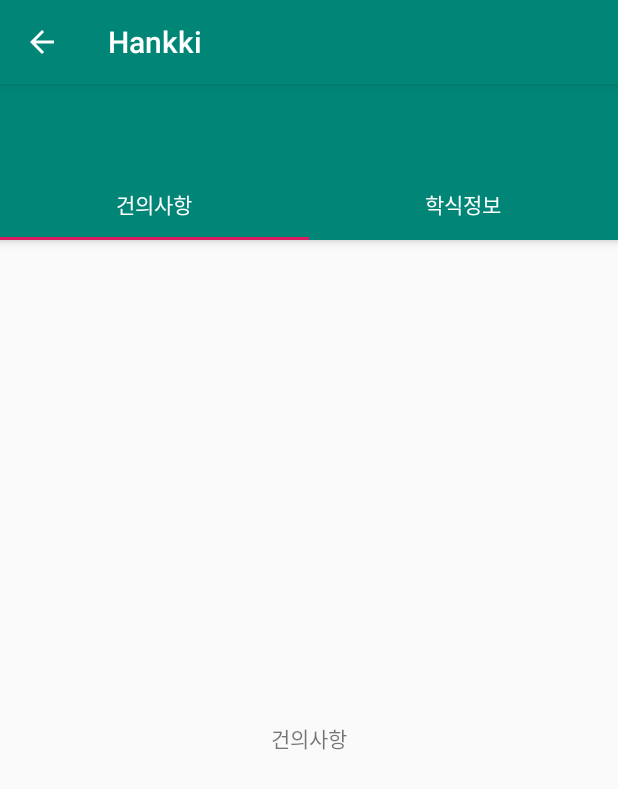
After one commit to juzero98/Hankki, an Android app: the CommunityActivity screen opened directly, with no data from a screen before it, on a phone screen of 412 x 824 dp. The commit adds this screen. Shown: the top 789 px of the screen. Run offline under Robolectric (Android 15) with nearby library versions, the phone set to English and light mode, and no system bars; 1 statement that could not run was skipped.

Commit message:
CommunityActivity CommunityFirstFragment CommunitySecondFragment MainActivity MenuActivity MyPagerAdapter SelectActivity activity_community fragment_community_firstfragment fragment_community_secondfragment colors styles AndroidManifes build.gradle

```diff
--- a/app/build.gradle
+++ b/app/build.gradle
@@ -36,8 +36,11 @@ dependencies {
     androidTestImplementation 'androidx.test.ext:junit:1.1.1'
     androidTestImplementation 'androidx.test.espresso:espresso-core:3.2.0'
     implementation 'com.google.firebase:firebase-analytics:17.2.0'
-    implementation 'com.android.support:multidex:1.0.3'
+    implementation 'androidx.multidex:multidex:2.0.0'
     implementation 'com.google.firebase:firebase-core:17.0.0'
+
+    implementation 'com.google.android.material:material:1.0.0'
+
 
 }
 
--- a/app/src/main/AndroidManifest.xml
+++ b/app/src/main/AndroidManifest.xml
@@ -16,9 +16,15 @@
                 <category android:name="android.intent.category.LAUNCHER" />
             </intent-filter>
         </activity>
+
         <activity android:name=".LoginActivity" android:parentActivityName=".MainActivity"/>
         <activity android:name=".JoinActivity" android:parentActivityName=".MainActivity"/>
-        <activity android:name=".SelectActivity" android:parentActivityName=".MainActivity"/>
+
+        <activity android:name=".SelectActivity"/>
+
+        <activity android:name=".MenuActivity" android:parentActivityName = ".SelectActivity"/>
+
+        <activity android:name=".CommunityActivity" android:parentActivityName = ".SelectActivity"/>
     </application>
 
 </manifest>
--- /dev/null
+++ b/app/src/main/java/com/example/hankki/CommunityActivity.kt
@@ -0,0 +1,24 @@
+package com.example.hankki
+
+import android.os.Bundle
+import androidx.appcompat.app.AppCompatActivity
+import kotlinx.android.synthetic.main.activity_community.*
+
+
+class CommunityActivity : AppCompatActivity()  {
+
+    override fun onCreate(savedInstanceState: Bundle?) {
+        super.onCreate(savedInstanceState)
+        setContentView(R.layout.activity_community)
+
+        setSupportActionBar(toolbar)
+
+        val adapter = MyPagerAdapter(supportFragmentManager)
+        adapter.addFragment(CommunityFirstFragment(), "건의사항")
+        adapter.addFragment(CommunitySecondFragment(), "학식정보")
+        viewPager.adapter = adapter
+        tabs.setupWithViewPager(viewPager)
+    }
+
+
+}
--- /dev/null
+++ b/app/src/main/java/com/example/hankki/CommunityFirstFragment.kt
@@ -0,0 +1,12 @@
+package com.example.hankki
+
+import android.os.Bundle
+import android.view.LayoutInflater
+import android.view.ViewGroup
+import androidx.fragment.app.Fragment
+
+class CommunityFirstFragment : Fragment() {
+    override fun onCreateView(inflater: LayoutInflater, container: ViewGroup?, savedInstanceState: Bundle?) =
+        inflater.inflate(R.layout.fragment_commnunity_firstfragment, container, false)!!
+
+}
--- /dev/null
+++ b/app/src/main/java/com/example/hankki/CommunitySecondFragment.kt
@@ -0,0 +1,12 @@
+package com.example.hankki
+
+import android.os.Bundle
+import android.view.LayoutInflater
+import android.view.ViewGroup
+import androidx.fragment.app.Fragment
+
+class CommunitySecondFragment : Fragment() {
+    override fun onCreateView(inflater: LayoutInflater, container: ViewGroup?, savedInstanceState: Bundle?) =
+        inflater.inflate(R.layout.fragment_commnunity_secondfragment, container, false)!!
+
+}
--- a/app/src/main/java/com/example/hankki/MainActivity.kt
+++ b/app/src/main/java/com/example/hankki/MainActivity.kt
@@ -3,7 +3,6 @@ package com.example.hankki
 import android.content.Intent
 import androidx.appcompat.app.AppCompatActivity
 import android.os.Bundle
-import android.widget.Button
 import kotlinx.android.synthetic.main.activity_main.*
 
 class MainActivity : AppCompatActivity() {
--- a/app/src/main/java/com/example/hankki/MenuActivity.kt
+++ b/app/src/main/java/com/example/hankki/MenuActivity.kt
@@ -1,6 +1,13 @@
 package com.example.hankki
 
+import android.os.Bundle
 import androidx.appcompat.app.AppCompatActivity
 
 class MenuActivity  : AppCompatActivity()  {
+    override fun onCreate(savedInstanceState: Bundle?){
+        super.onCreate(savedInstanceState)
+        setContentView(R.layout.activity_menu)
+
+    }
+
 }
--- /dev/null
+++ b/app/src/main/java/com/example/hankki/MyPagerAdapter.kt
@@ -0,0 +1,28 @@
+package com.example.hankki
+
+import androidx.fragment.app.Fragment
+import androidx.fragment.app.FragmentManager
+import androidx.fragment.app.FragmentStatePagerAdapter
+
+class MyPagerAdapter(supportFragmentManager: FragmentManager) : FragmentStatePagerAdapter(supportFragmentManager) {
+
+    private val mFragmentList = ArrayList<Fragment>()
+    private val mFragmentTitleList = ArrayList<String>()
+
+    override fun getItem(position: Int): Fragment {
+        return mFragmentList.get(position)
+    }
+
+    override fun getCount(): Int {
+        return mFragmentList.size
+    }
+
+    override fun getPageTitle(position: Int): CharSequence? {
+        return mFragmentTitleList[position]
+    }
+
+    fun addFragment(fragment: Fragment, title: String) {
+        mFragmentList.add(fragment)
+        mFragmentTitleList.add(title)
+    }
+}
--- a/app/src/main/java/com/example/hankki/SelectActivity.kt
+++ b/app/src/main/java/com/example/hankki/SelectActivity.kt
@@ -15,6 +15,13 @@ class SelectActivity : AppCompatActivity() {
             val intent = Intent(this, MenuActivity::class.java)
             startActivity(intent)
         }
+
+        communityBtn.setOnClickListener{
+            val intent = Intent(this, CommunityActivity::class.java)
+            startActivity(intent)
+        }
+
+
     }
 
 
--- /dev/null
+++ b/app/src/main/res/layout/activity_community.xml
@@ -0,0 +1,47 @@
+<?xml version="1.0" encoding="utf-8"?>
+
+    <androidx.constraintlayout.widget.ConstraintLayout
+        xmlns:android="http://schemas.android.com/apk/res/android"
+        xmlns:app="http://schemas.android.com/apk/res-auto"
+        android:layout_width="match_parent"
+        android:layout_height="match_parent">
+
+        <com.google.android.material.appbar.AppBarLayout
+            android:id="@+id/appBarLayout"
+            android:layout_width="match_parent"
+            android:layout_height="wrap_content"
+            android:theme="@style/ThemeOverlay.AppCompat.Dark.ActionBar"
+            app:layout_constraintBottom_toTopOf="@+id/viewPager"
+            app:layout_constraintEnd_toEndOf="parent"
+            app:layout_constraintStart_toStartOf="parent"
+            app:layout_constraintTop_toTopOf="parent">
+
+            <androidx.appcompat.widget.Toolbar
+                android:id="@+id/toolbar"
+                android:layout_width="match_parent"
+                android:layout_height="?attr/actionBarSize"
+                android:background="?attr/colorPrimary"
+                app:popupTheme="@style/ThemeOverlay.AppCompat.Light" />
+
+            <com.google.android.material.tabs.TabLayout
+                android:id="@+id/tabs"
+                android:layout_width="match_parent"
+                android:layout_height="wrap_content"
+                app:tabBackground="@color/colorPrimary"
+                app:tabGravity="fill"
+                app:tabMode="fixed"
+                app:tabTextColor="@android:color/white" />
+        </com.google.android.material.appbar.AppBarLayout>
+
+        <androidx.viewpager.widget.ViewPager
+            android:id="@+id/viewPager"
+            android:layout_width="match_parent"
+            android:layout_height="0dp"
+            app:layout_constraintBottom_toBottomOf="parent"
+            app:layout_constraintEnd_toEndOf="parent"
+            app:layout_constraintStart_toStartOf="parent"
+            app:layout_constraintTop_toBottomOf="@+id/appBarLayout">
+
+        </androidx.viewpager.widget.ViewPager>
+
+    </androidx.constraintlayout.widget.ConstraintLayout>
--- /dev/null
+++ b/app/src/main/res/layout/fragment_commnunity_firstfragment.xml
@@ -0,0 +1,11 @@
+<?xml version="1.0" encoding="utf-8"?>
+<LinearLayout
+    xmlns:android="http://schemas.android.com/apk/res/android"
+    android:layout_width="match_parent"
+    android:layout_height="match_parent"
+    android:gravity="center">
+    <TextView
+        android:layout_width="wrap_content"
+        android:layout_height="wrap_content"
+        android:text="건의사항" />
+</LinearLayout>
--- /dev/null
+++ b/app/src/main/res/layout/fragment_commnunity_secondfragment.xml
@@ -0,0 +1,11 @@
+<?xml version="1.0" encoding="utf-8"?>
+<LinearLayout xmlns:android="http://schemas.android.com/apk/res/android"
+    android:orientation="vertical" android:layout_width="match_parent"
+    android:layout_height="match_parent"
+    android:gravity="center">
+
+    <TextView
+        android:layout_width="wrap_content"
+        android:layout_height="wrap_content"
+        android:text="학식정보"/>
+</LinearLayout>
--- a/app/src/main/res/values/colors.xml
+++ b/app/src/main/res/values/colors.xml
@@ -8,4 +8,6 @@
     <color name="colorCommunityBtn">#ffb9b9</color>
     <color name="colorScoreBtn">#cc5c5c</color>
     <color name="colorMyPageBtn">#cfb4c1</color>
+
+
 </resources>
--- a/app/src/main/res/values/styles.xml
+++ b/app/src/main/res/values/styles.xml
@@ -8,4 +8,6 @@
         <item name="colorAccent">@color/colorAccent</item>
     </style>
 
+
+
 </resources>
```
